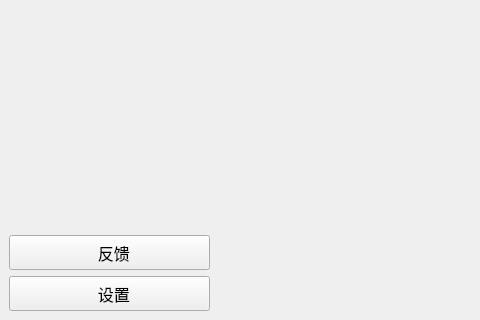
Above: src/SecondDownloader/ui/mainwindow.ui from pinsoftstudio/SecondDownloader before the change; both pictures show x 0 to 480 and y 289 to 609 of the 879 by 609 pixel window. Below: the same form after it.
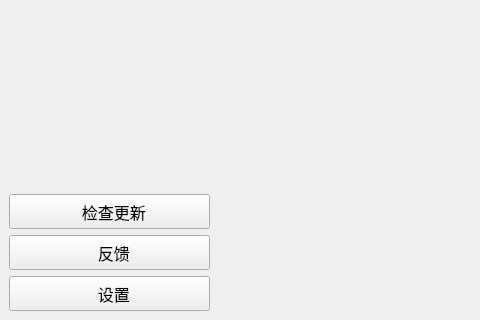
That is the form after the change. Icons and pictures are not drawn.

Commit message: feat: 完成更新程序，在下载器主界面增加更新按钮

```diff
--- a/src/SecondDownloader/ui/mainwindow.ui
+++ b/src/SecondDownloader/ui/mainwindow.ui
@@ -384,6 +384,54 @@
         </property>
        </spacer>
       </item>
+      <item>
+       <widget class="QToolButton" name="toolUpdate">
+        <property name="minimumSize">
+         <size>
+          <width>201</width>
+          <height>35</height>
+         </size>
+        </property>
+        <property name="maximumSize">
+         <size>
+          <width>201</width>
+          <height>35</height>
+         </size>
+        </property>
+        <property name="font">
+         <font>
+          <pointsize>12</pointsize>
+         </font>
+        </property>
+        <property name="text">
+         <string>  检查更新</string>
+        </property>
+        <property name="iconSize">
+         <size>
+          <width>30</width>
+          <height>30</height>
+         </size>
+        </property>
+        <property name="checkable">
+         <bool>true</bool>
+        </property>
+        <property name="autoRepeat">
+         <bool>false</bool>
+        </property>
+        <property name="autoExclusive">
+         <bool>false</bool>
+        </property>
+        <property name="popupMode">
+         <enum>QToolButton::DelayedPopup</enum>
+        </property>
+        <property name="toolButtonStyle">
+         <enum>Qt::ToolButtonTextBesideIcon</enum>
+        </property>
+        <property name="autoRaise">
+         <bool>false</bool>
+        </property>
+       </widget>
+      </item>
       <item>
        <widget class="QToolButton" name="toolFeedback">
         <property name="minimumSize">
```
The commit also changes 79 other files.
